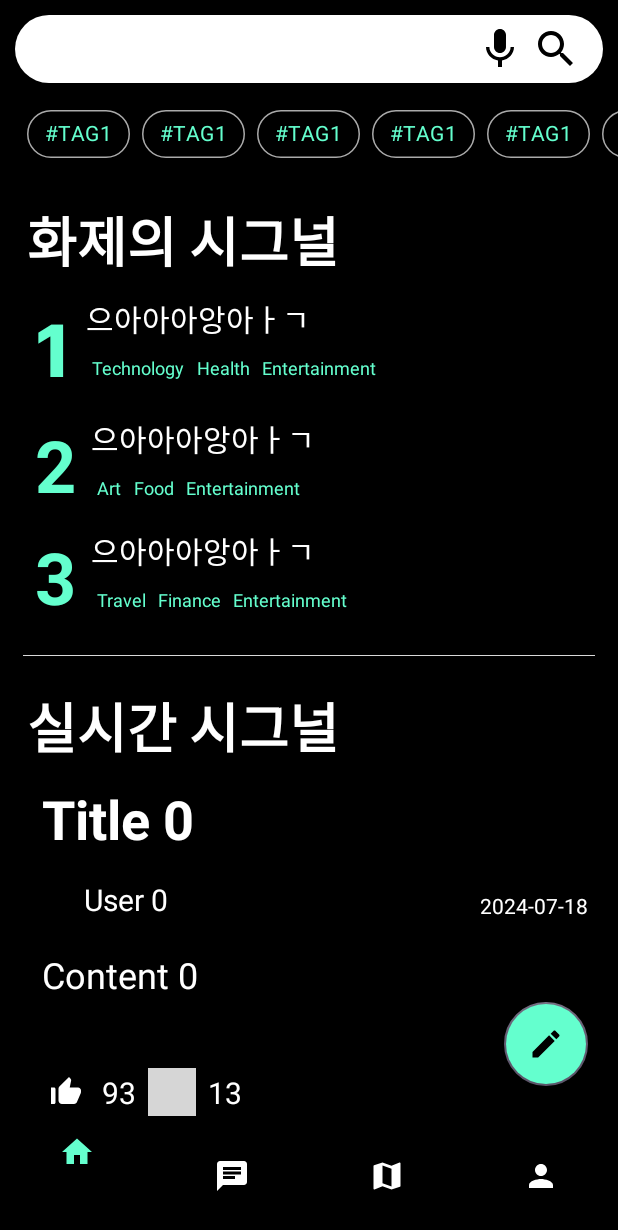
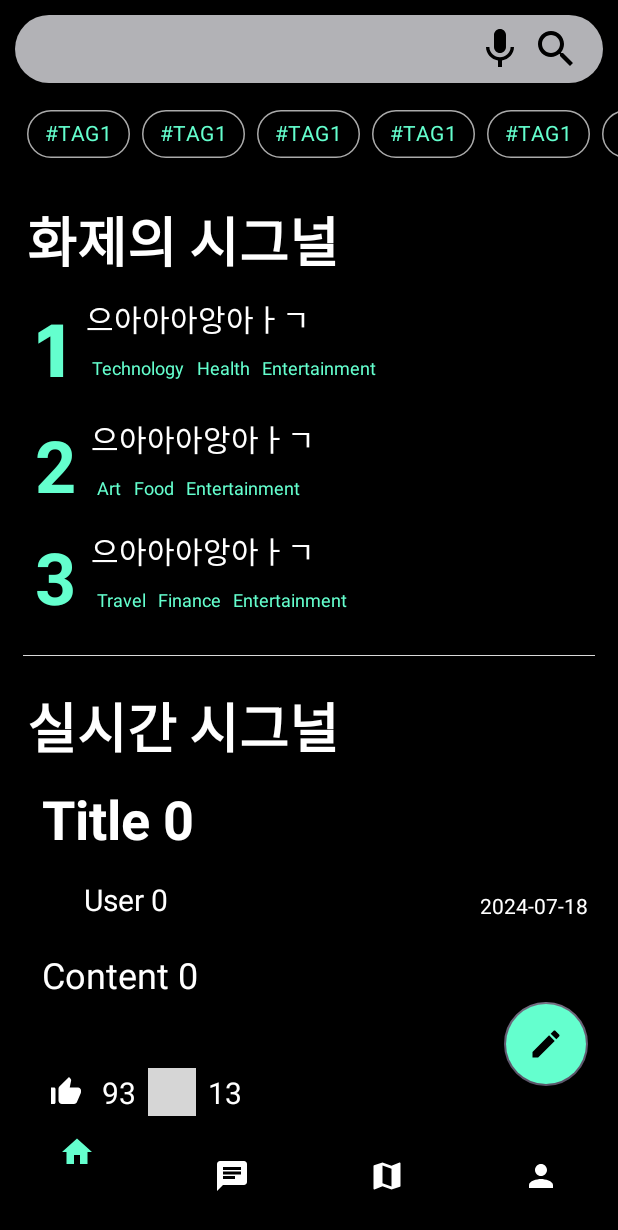
Before and after one commit to orangeshop/Signal, an Android app: the screen it shows after launch (MainActivity), on a phone screen of 412 x 824 dp. Shown: the top 1230 px of the screen. Run offline under Robolectric (Android 15) with nearby library versions, the light colour scheme and no system bars; our stand-ins replace Dagger/Hilt's generated code, Timber, data binding, navigation-ui; grey boxes are pictures that could not be loaded.

Commit message:
style: background 색상 변경

```diff
--- a/android/Signal/app/src/main/res/drawable/round_edittext.xml
+++ b/android/Signal/app/src/main/res/drawable/round_edittext.xml
@@ -2,7 +2,7 @@
 <shape xmlns:android="http://schemas.android.com/apk/res/android"
     android:shape="rectangle">
 
-    <solid android:color="@color/white" />
+    <solid android:color="#B2B2B6" />
     <corners android:radius="35dp" />
 
 </shape>
```
